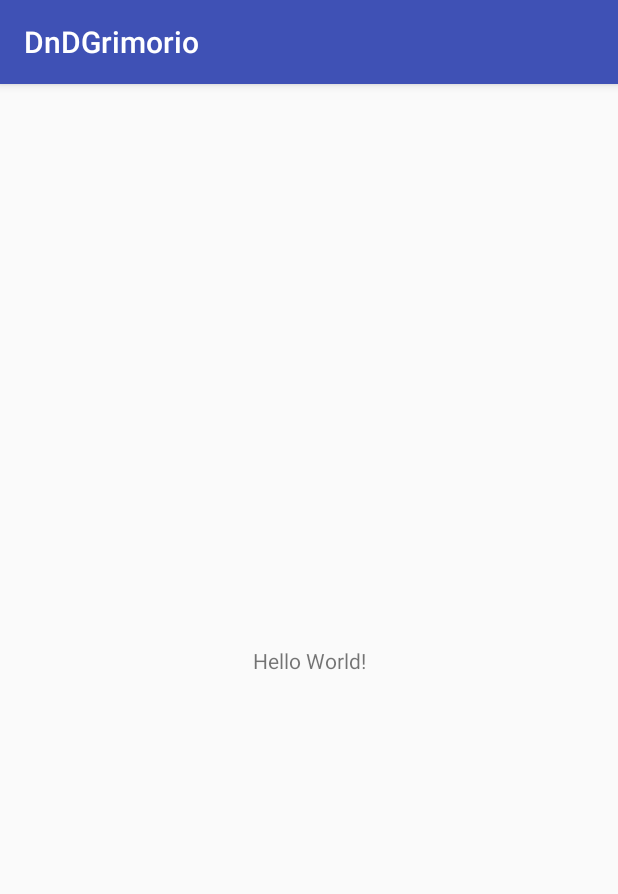
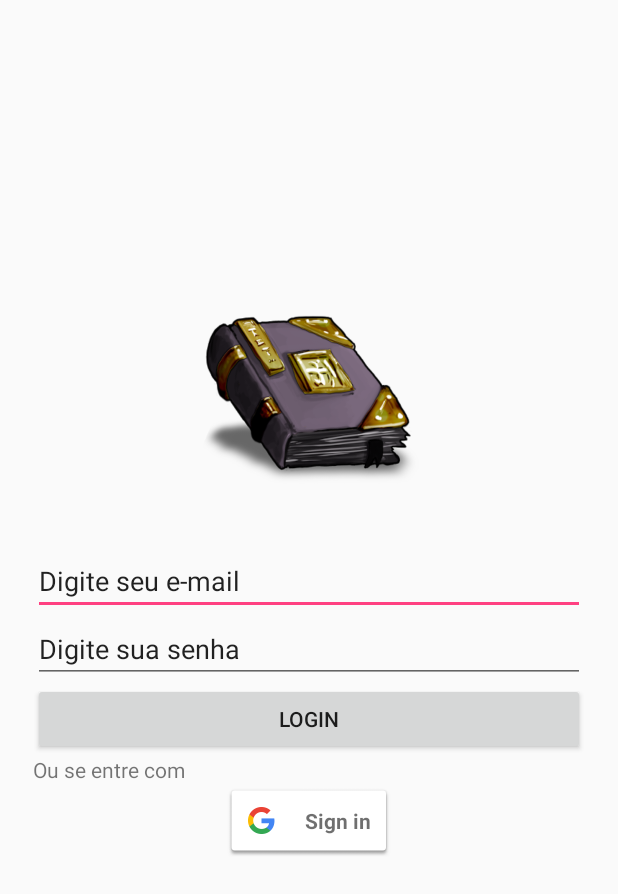
Before and after one commit to Rycker/DnDGrimorio, an Android app: the screen it shows after launch (MainActivity before the commit, LoginActivity after it), on a phone screen of 412 x 824 dp. Shown: the top 894 px of the screen. Run offline under Robolectric (Android 15) with nearby library versions, the light colour scheme and no system bars; our stand-ins replace Firebase (no records; nobody signed in at launch, a user with empty details on screens opened directly).

Commit message:
@Adicionado Fullscreen. @Adicionado Login com a conta do Google @Adicionado botão de SignOut em Main para teste.

```diff
--- a/app/src/main/AndroidManifest.xml
+++ b/app/src/main/AndroidManifest.xml
@@ -9,13 +9,15 @@
         android:roundIcon="@mipmap/ic_launcher_round"
         android:supportsRtl="true"
         android:theme="@style/AppTheme">
-        <activity android:name=".MainActivity">
+        <activity android:name=".activity.LoginActivity"
+            android:theme="@style/LoginAppTheme">
             <intent-filter>
                 <action android:name="android.intent.action.MAIN" />
 
                 <category android:name="android.intent.category.LAUNCHER" />
             </intent-filter>
         </activity>
+        <activity android:name=".activity.MainActivity"></activity>
     </application>
 
 </manifest>
--- a/app/src/main/java/rdh/dndgrimorio/MainActivity.java
+++ /dev/null
@@ -1,13 +0,0 @@
-package rdh.dndgrimorio;
-
-import android.support.v7.app.AppCompatActivity;
-import android.os.Bundle;
-
-public class MainActivity extends AppCompatActivity {
-
-    @Override
-    protected void onCreate(Bundle savedInstanceState) {
-        super.onCreate(savedInstanceState);
-        setContentView(R.layout.activity_main);
-    }
-}
--- /dev/null
+++ b/app/src/main/java/rdh/dndgrimorio/activity/LoginActivity.java
@@ -0,0 +1,157 @@
+package rdh.dndgrimorio.activity;
+
+import android.content.Intent;
+import android.support.annotation.NonNull;
+import android.support.v7.app.AppCompatActivity;
+import android.os.Bundle;
+import android.util.Log;
+import android.view.View;
+import android.widget.Toast;
+
+import com.google.android.gms.auth.api.Auth;
+import com.google.android.gms.auth.api.signin.GoogleSignInAccount;
+import com.google.android.gms.auth.api.signin.GoogleSignInOptions;
+import com.google.android.gms.auth.api.signin.GoogleSignInResult;
+import com.google.android.gms.common.ConnectionResult;
+import com.google.android.gms.common.SignInButton;
+import com.google.android.gms.common.api.GoogleApiClient;
+import com.google.android.gms.tasks.OnCompleteListener;
+import com.google.android.gms.tasks.Task;
+import com.google.firebase.auth.AuthCredential;
+import com.google.firebase.auth.AuthResult;
+import com.google.firebase.auth.FirebaseAuth;
+import com.google.firebase.auth.GoogleAuthProvider;
+
+import rdh.dndgrimorio.R;
+
+public class LoginActivity extends AppCompatActivity {
+
+    private static final int RC_SIGN_IN = 1;
+    private static final String TAG = "status_login";
+    private FirebaseAuth mAuth;
+    private FirebaseAuth.AuthStateListener mAuthListener;
+    private SignInButton btnGoogleSignIn;
+    private GoogleSignInOptions gso;
+    private GoogleApiClient mGoogleApiClient;
+
+    @Override
+    protected void onCreate(Bundle savedInstanceState) {
+        super.onCreate(savedInstanceState);
+        setContentView(R.layout.activity_login);
+
+        //recebe a instâcia do Firebase para a autenticação
+        mAuth = FirebaseAuth.getInstance();
+
+
+        //Faz a verificação se o usuário já está logado ou não.
+        //Se estiver, vai para a página principal.
+        mAuthListener = new FirebaseAuth.AuthStateListener() {
+            @Override
+            public void onAuthStateChanged(@NonNull FirebaseAuth firebaseAuth) {
+                if (firebaseAuth.getCurrentUser() != null) {
+                    startActivity(new Intent(LoginActivity.this, MainActivity.class));
+                }
+            }
+        };
+
+        btnGoogleSignIn = (SignInButton) findViewById(R.id.btnGoogleSignIn);
+
+        // Configura o Google Sign In
+        gso = new GoogleSignInOptions.Builder(GoogleSignInOptions.DEFAULT_SIGN_IN)
+                .requestIdToken(getString(R.string.default_web_client_id))
+                .requestId() //Recebe o ID do google pois o email pode ser alterado.
+                .build();
+
+
+        //Acesso ao Google Sign In API e as opções especificadas pelo gso
+        mGoogleApiClient = new GoogleApiClient.Builder(getApplicationContext())
+                .enableAutoManage(this, new GoogleApiClient.OnConnectionFailedListener() {
+                    @Override
+                    public void onConnectionFailed(@NonNull ConnectionResult connectionResult) {
+//                        Snackbar.make(LoginActivity.this, "Replace with your own action", Snackbar.LENGTH_LONG)
+//                                .setAction("Action", null).show();
+                        Toast.makeText(LoginActivity.this, "Não foi possível logar com o Gplus", Toast.LENGTH_LONG).show();
+                    }
+                })
+                .addApi(Auth.GOOGLE_SIGN_IN_API, gso)
+                .build();
+
+        btnGoogleSignIn.setOnClickListener(new View.OnClickListener() {
+            public void onClick(View v) {
+                switch (v.getId()) {
+                    case R.id.btnGoogleSignIn:
+                        signIn();
+                        break;
+                }
+            }
+        });
+
+
+    }
+
+    @Override
+    protected void onStart() {
+        super.onStart();
+        mAuth.addAuthStateListener(mAuthListener);
+    }
+
+    private void signIn() {
+        Intent signInIntent = Auth.GoogleSignInApi.getSignInIntent(mGoogleApiClient);
+        startActivityForResult(signInIntent, RC_SIGN_IN);
+    }
+
+    @Override
+    public void onActivityResult(int requestCode, int resultCode, Intent data) {
+        super.onActivityResult(requestCode, resultCode, data);
+
+        // Result returned from launching the Intent from GoogleSignInApi.getSignInIntent(...);
+        if (requestCode == RC_SIGN_IN) {
+            GoogleSignInResult result = Auth.GoogleSignInApi.getSignInResultFromIntent(data);
+            if (result.isSuccess()) {
+                // Google Sign In was successful, authenticate with Firebase
+                GoogleSignInAccount account = result.getSignInAccount();
+                firebaseAuthWithGoogle(account);
+            } else {
+                // Google Sign In failed, update UI appropriately
+                // ...
+            }
+        }
+    }
+
+    private void firebaseAuthWithGoogle(GoogleSignInAccount account) {
+        Log.d(TAG, "firebaseAuthWithGoogle:" + account.getId());
+
+        AuthCredential credential = GoogleAuthProvider.getCredential(account.getIdToken(), null);
+        mAuth.signInWithCredential(credential)
+                .addOnCompleteListener(this, new OnCompleteListener<AuthResult>() {
+                    @Override
+                    public void onComplete(@NonNull Task<AuthResult> task) {
+                        Log.d(TAG, "signInWithCredential:onComplete:" + task.isSuccessful());
+
+                        // If sign in fails, display a message to the user. If sign in succeeds
+                        // the auth state listener will be notified and logic to handle the
+                        // signed in user can be handled in the listener.
+                        if (!task.isSuccessful()) {
+                            Log.w(TAG, "signInWithCredential", task.getException());
+                            Toast.makeText(LoginActivity.this, "Authentication failed.",
+                                    Toast.LENGTH_SHORT).show();
+                        }
+                        // ...
+                    }
+                });
+    }
+
+    @Override
+    public void onWindowFocusChanged(boolean hasFocus) {
+        super.onWindowFocusChanged(hasFocus);
+        if (hasFocus) {
+            getWindow().getDecorView().setSystemUiVisibility(
+                    View.SYSTEM_UI_FLAG_LAYOUT_STABLE
+                            | View.SYSTEM_UI_FLAG_LAYOUT_HIDE_NAVIGATION
+                            | View.SYSTEM_UI_FLAG_LAYOUT_FULLSCREEN
+                            | View.SYSTEM_UI_FLAG_HIDE_NAVIGATION
+                            | View.SYSTEM_UI_FLAG_FULLSCREEN
+                            | View.SYSTEM_UI_FLAG_IMMERSIVE_STICKY);
+        }
+    }
+}
--- /dev/null
+++ b/app/src/main/res/layout/activity_login.xml
@@ -0,0 +1,70 @@
+<?xml version="1.0" encoding="utf-8"?>
+<android.support.constraint.ConstraintLayout xmlns:android="http://schemas.android.com/apk/res/android"
+    xmlns:app="http://schemas.android.com/apk/res-auto"
+    xmlns:tools="http://schemas.android.com/tools"
+    android:layout_width="match_parent"
+    android:layout_height="match_parent"
+    tools:context="rdh.dndgrimorio.activity.LoginActivity">
+
+    <LinearLayout
+        android:layout_width="368dp"
+        android:layout_height="495dp"
+        android:layout_marginBottom="8dp"
+        android:layout_marginLeft="8dp"
+        android:layout_marginRight="8dp"
+        android:layout_marginTop="8dp"
+        android:gravity="center"
+        android:orientation="vertical"
+        app:layout_constraintBottom_toBottomOf="parent"
+        app:layout_constraintLeft_toLeftOf="parent"
+        app:layout_constraintRight_toRightOf="parent"
+        app:layout_constraintTop_toTopOf="parent">
+
+        <ImageView
+            android:id="@+id/loginImageId"
+            android:layout_width="150dp"
+            android:layout_height="200dp"
+            app:srcCompat="@drawable/login_grimorio" />
+
+        <EditText
+            android:id="@+id/loginEmailId"
+            android:layout_width="match_parent"
+            android:layout_height="wrap_content"
+            android:ems="10"
+            android:inputType="textPersonName"
+            android:text="Digite seu e-mail" />
+
+        <EditText
+            android:id="@+id/loginSenhaId"
+            android:layout_width="match_parent"
+            android:layout_height="wrap_content"
+            android:ems="10"
+            android:inputType="textPersonName"
+            android:text="Digite sua senha" />
+
+        <Button
+            android:id="@+id/loginBtnId"
+            android:layout_width="match_parent"
+            android:layout_height="wrap_content"
+            android:text="Login" />
+
+        <TextView
+            android:id="@+id/txtLoginOrId"
+            android:layout_width="match_parent"
+            android:layout_height="wrap_content"
+            android:text="Ou se entre com" />
+
+        <LinearLayout
+            android:layout_width="match_parent"
+            android:layout_height="match_parent"
+            android:gravity="top|center"
+            android:orientation="horizontal">
+
+            <com.google.android.gms.common.SignInButton
+                android:id="@+id/btnGoogleSignIn"
+                android:layout_width="wrap_content"
+                android:layout_height="wrap_content"
+                android:text="" />
+        </LinearLayout>
+    </LinearLayout>
+</android.support.constraint.ConstraintLayout>
--- a/app/src/main/res/values/styles.xml
+++ b/app/src/main/res/values/styles.xml
@@ -6,6 +6,19 @@
         <item name="colorPrimary">@color/colorPrimary</item>
         <item name="colorPrimaryDark">@color/colorPrimaryDark</item>
         <item name="colorAccent">@color/colorAccent</item>
+        <item name="android:windowTranslucentNavigation">true</item>
+        <item name="android:screenOrientation">portrait</item>
     </style>
 
+    <style name="LoginAppTheme" parent="Theme.AppCompat.Light.NoActionBar">
+        <!-- Customize your theme here. -->
+        <item name="windowNoTitle">true</item>
+        <!--<item name="window">true</item>-->
+        <item name="colorPrimary">@color/colorPrimary</item>
+        <item name="colorPrimaryDark">@color/colorPrimaryDark</item>
+        <item name="colorAccent">@color/colorAccent</item>
+    </style>
+
+
+
 </resources>
--- a/build.gradle
+++ b/build.gradle
@@ -6,7 +6,7 @@ buildscript {
     }
     dependencies {
         classpath 'com.android.tools.build:gradle:2.3.3'
-
+        classpath 'com.google.gms:google-services:3.1.0'
         // NOTE: Do not place your application dependencies here; they belong
         // in the individual module build.gradle files
     }
```
Also changed, not shown: app/build.gradle (+9 -0 lines), app/src/main/java/rdh/dndgrimorio/activity/MainActivity.java (added, +45 -0 lines), app/src/main/res/layout/activity_main.xml (+8 -4 lines), app/src/main/res/drawable/login_grimorio.png (added), 1 other file.
